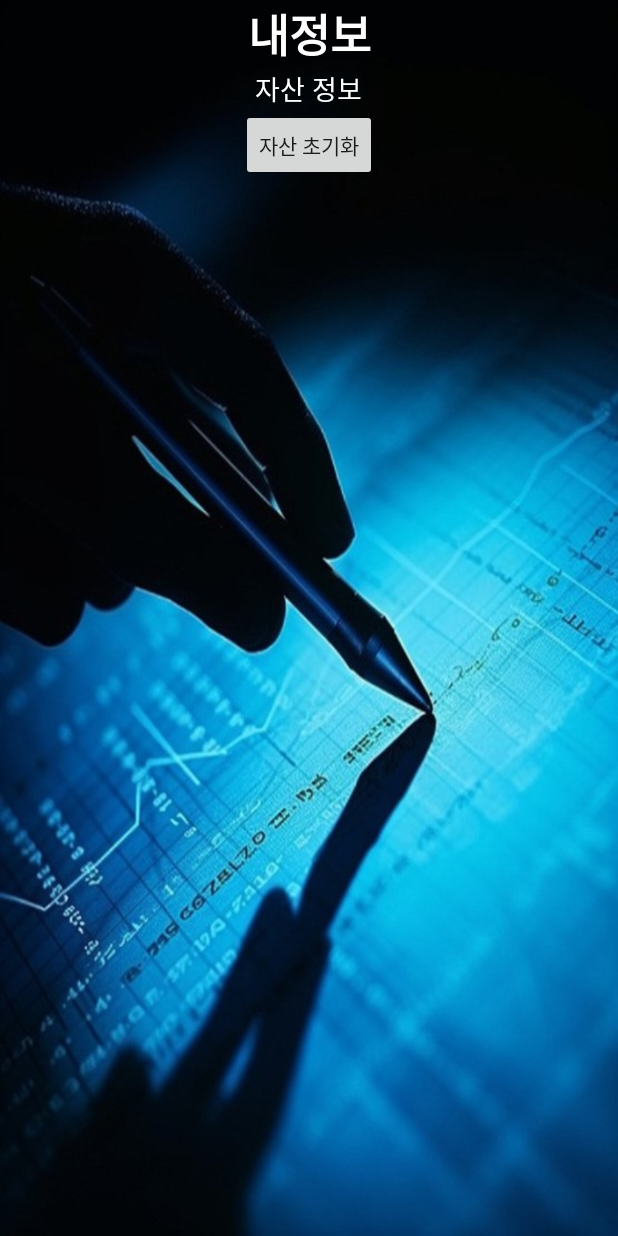
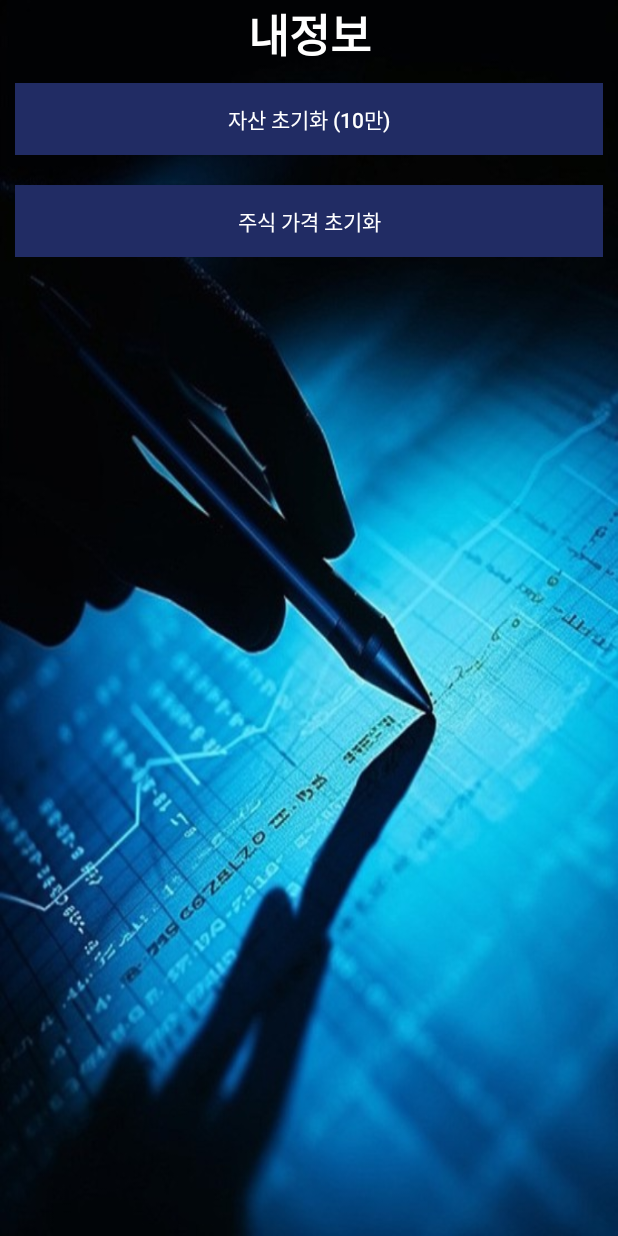
Before and after one commit to limsemin1234/project20, an Android app: the layout fragment_info.xml on its own in the app's theme, with its tools: preview values and no code run, on a phone screen of 412 x 824 dp. Run offline under Robolectric (Android 15) with nearby library versions, the phone set to English and light mode, and no system bars.

Commit message:
주식 가격 초기화 버튼 생성

```diff
--- a/app/src/main/res/layout/fragment_info.xml
+++ b/app/src/main/res/layout/fragment_info.xml
@@ -16,19 +16,25 @@
         android:gravity="center"
         android:textStyle="bold" />
 
-    <!-- 자산 정보를 표시하는 TextView -->
-    <TextView
-        android:id="@+id/assetInfoTextView"
-        android:layout_width="wrap_content"
-        android:layout_height="wrap_content"
-        android:textColor="@android:color/white"
-        android:text="자산 정보"
-        android:textSize="18sp" />
 
+    <!-- 자산 초기화 버튼 -->
     <Button
         android:id="@+id/resetAssetButton"
-        android:layout_width="wrap_content"
+        android:layout_width="match_parent"
         android:layout_height="wrap_content"
-        android:text="자산 초기화" />
+        android:text="자산 초기화 (10만)"
+        android:layout_margin="10dp"
+        android:background="@drawable/button_selector"
+        android:textColor="@android:color/white" />
+
+    <!-- 🔥 추가된 "주식 가격 초기화" 버튼 -->
+    <Button
+        android:id="@+id/resetStockButton"
+        android:layout_width="match_parent"
+        android:layout_height="wrap_content"
+        android:text="주식 가격 초기화"
+        android:layout_margin="10dp"
+        android:background="@drawable/button_selector"
+        android:textColor="@android:color/white" />
 
 </LinearLayout>
```
Also changed, not shown: app/src/main/java/com/example/p20/InfoFragment.kt (+24 -12 lines), app/src/main/java/com/example/p20/StockViewModel.kt (+10 -0 lines).
